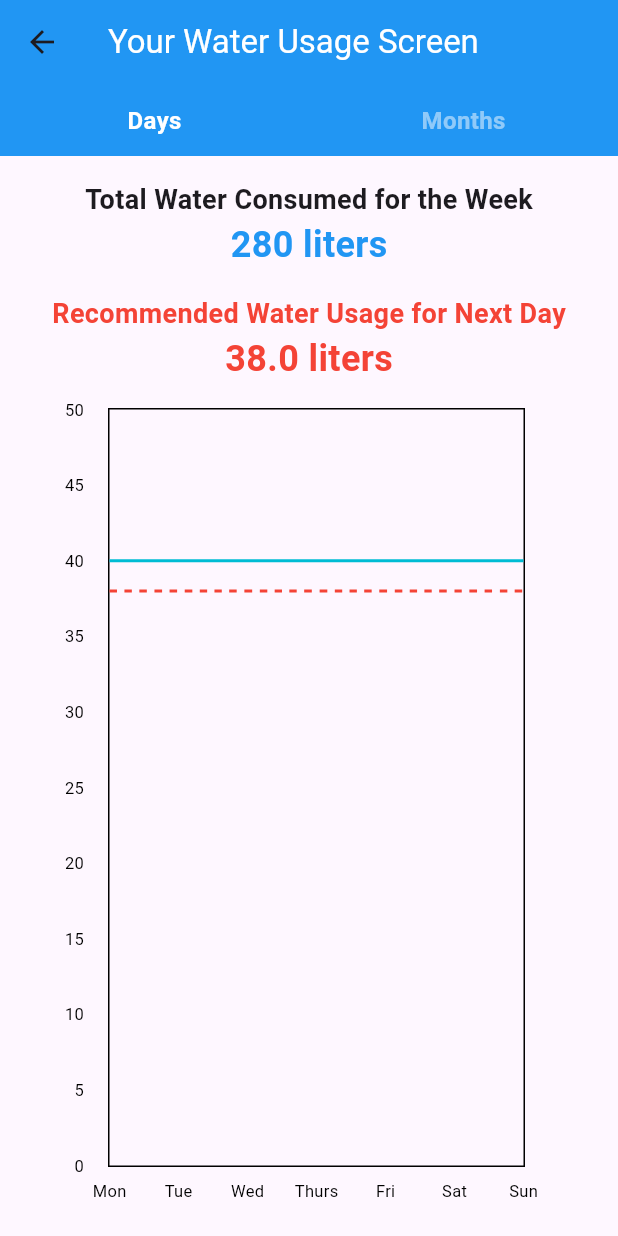
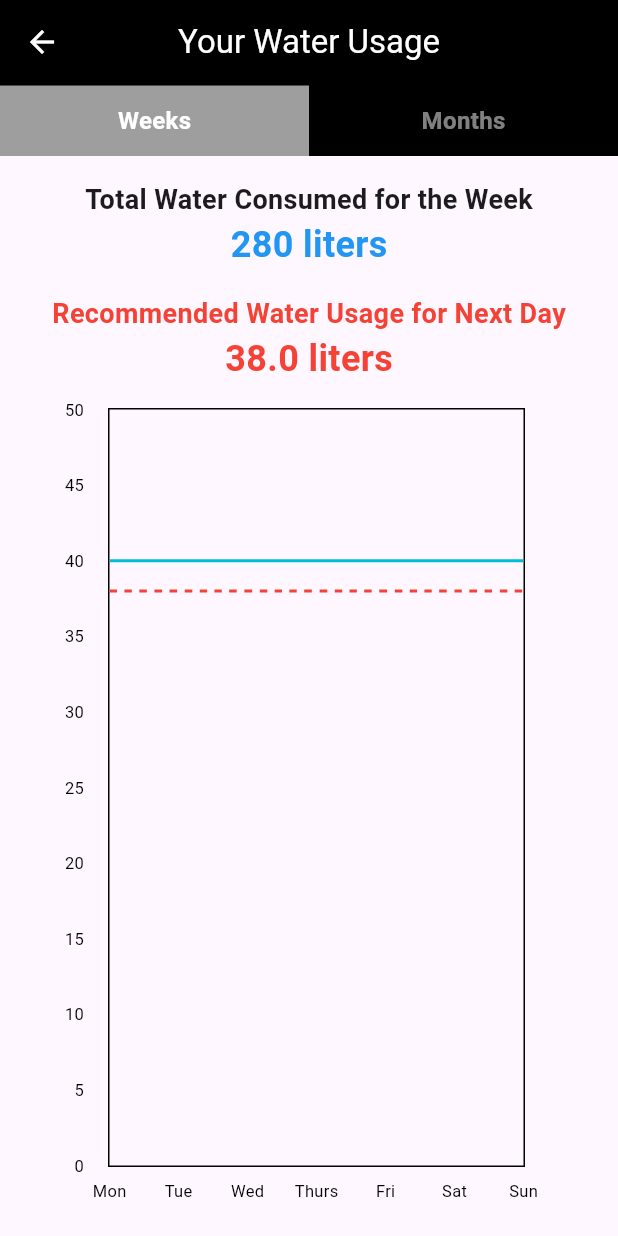
Before and after one commit to Lo-Yan/HydroMind-App, a Flutter app: the YourWaterUsageScreen screen opened directly, on a phone screen of 412 x 824 dp. Run offline on Flutter 3.47's test engine with Material 2 defaults, Android fonts, the phone set to English and light mode, and no system bars; drawn by our look-alikes of fl_chart; our stand-ins replace firebase_core; missing offline and left inert: mqtt_client; accounts and stored records are empty; network calls fail.

Commit message:
add basics screen

```diff
--- /dev/null
+++ b/lib/screens/globals.dart
@@ -0,0 +1,5 @@
+library my_project.globals;
+
+class Globals {
+  static String selectedUsername = '';
+}
--- a/lib/screens/your_water_usage_screen.dart
+++ b/lib/screens/your_water_usage_screen.dart
@@ -60,11 +60,13 @@ class _YourWaterUsageScreenState extends State<YourWaterUsageScreen> {
 Widget build(BuildContext context) {
   return Scaffold(
     appBar: AppBar(
-      backgroundColor: Colors.blue, // Set a background color for the app bar
+      backgroundColor: Colors.black, // Set a background color for the app bar
       title: const Text(
-        'Your Water Usage Screen',
+        'Your Water Usage',
         style: TextStyle(color: Colors.white),
       ),
+      centerTitle: true,
+      iconTheme: IconThemeData(color: Colors.white),
       bottom: PreferredSize(
         preferredSize: const Size.fromHeight(48),
         child: Row(
@@ -79,10 +81,10 @@ Widget build(BuildContext context) {
                   child: Opacity(
                     opacity: _selectedIndex == 0 ? 1.0 : 0.5, // Set the opacity here
                     child: Container(
-                      color: _selectedIndex == 0 ? Colors.blue : Colors.transparent,
+                      color: _selectedIndex == 0 ? Colors.grey : Colors.transparent,
                       child: const Center(
                         child: Text(
-                          'Days',
+                          'Weeks',
                           style: TextStyle(
                             color: Colors.white,
                             fontSize: 16,
@@ -106,7 +108,7 @@ Widget build(BuildContext context) {
                   child: Opacity(
                     opacity: _selectedIndex == 1 ? 1.0 : 0.5, // Set the opacity here
                     child: Container(
-                      color: _selectedIndex == 1 ? Colors.blue : Colors.transparent,
+                      color: _selectedIndex == 1 ? Colors.grey : Colors.transparent,
                       child: const Center(
                         child: Text(
                           'Months',
```
Also changed, not shown: lib/screens/choose_user_screen.dart (+11 -9 lines), lib/screens/profile_screen.dart (+8 -6 lines), assets/images/placeholder_avatar.jpg (added).
